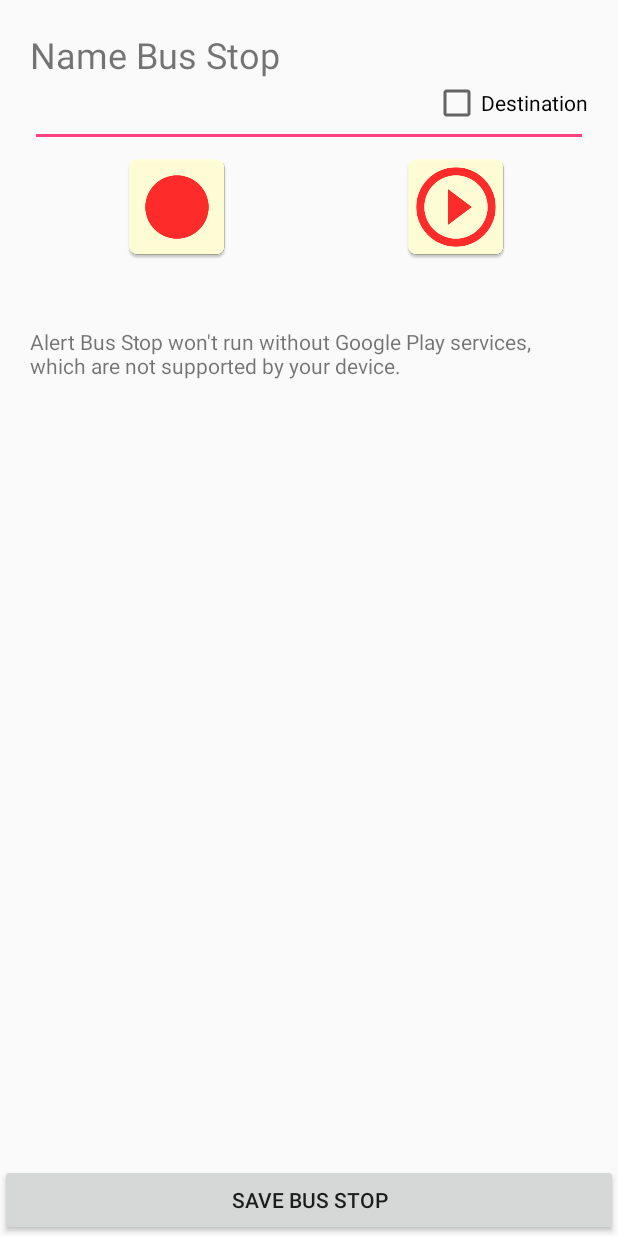
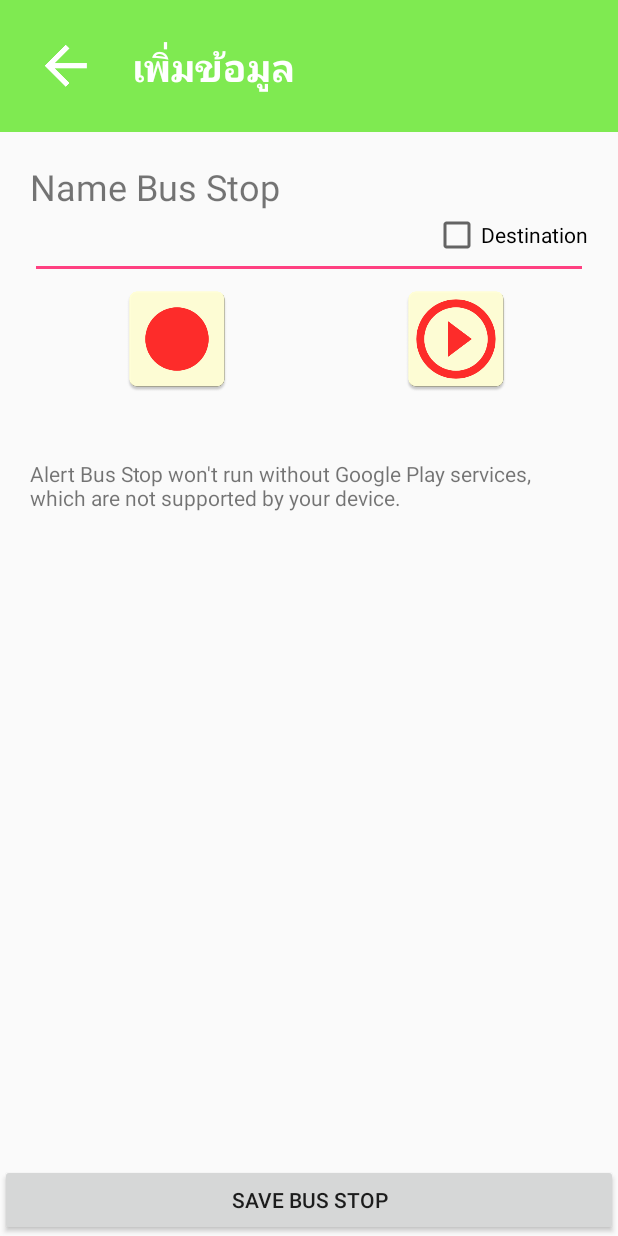
Before and after one commit to siriwimondao/AlertBusStop-20April-Toei, an Android app: the AddBusStop screen opened directly, with no data from a screen before it, on a phone screen of 412 x 824 dp. Run offline under Robolectric (Android 15) with nearby library versions, the phone set to English and light mode, and no system bars.

Commit message:
Back Controller OK

```diff
--- a/app/src/main/java/rsu/siriwimon/pakdeeporn/alertbusstop/AddBusStop.java
+++ b/app/src/main/java/rsu/siriwimon/pakdeeporn/alertbusstop/AddBusStop.java
@@ -27,7 +27,7 @@ public class AddBusStop extends FragmentActivity implements OnMapReadyCallback {
     private EditText editText;
     private Button button;
     private String nameBusStopString, pathAudioString;
-    private ImageView recodImageView, playimImageView;
+    private ImageView recodImageView, playimImageView, backImageView;
     private boolean aBoolean = true; // nonrecord sound
     private Uri uri;
     private double laStartADouble = 13.964987;
@@ -36,6 +36,9 @@ public class AddBusStop extends FragmentActivity implements OnMapReadyCallback {
     private boolean locationABoolean = true;
     private CheckBox checkBox;
     private int checkboxAnInt = 0;
+    private boolean editABoolean = false;
+    private String idString;
+    private String tag = "12AprilV2";
 
     @Override
     protected void onCreate(Bundle savedInstanceState) {
@@ -44,6 +47,19 @@ public class AddBusStop extends FragmentActivity implements OnMapReadyCallback {
 
         // Bind Widget
         bindWidget();
+
+        //From EditBusStop
+        fromEditBusStop();
+
+        //Back Controller
+        backImageView.setOnClickListener(new View.OnClickListener() {
+            @Override
+            public void onClick(View view) {
+                finish();
+            }
+        });
+
+
 
         //record controller
         recodImageView.setOnClickListener(new View.OnClickListener() {
@@ -116,12 +132,33 @@ public class AddBusStop extends FragmentActivity implements OnMapReadyCallback {
         mapFragment.getMapAsync(this);
     } // Main Method
 
+    private void fromEditBusStop() {
+
+        try {
+
+            editABoolean = getIntent().getBooleanExtra("Edit", false);
+            if (editABoolean) {
+                idString = getIntent().getStringExtra("id");
+                nameBusStopString = getIntent().getStringExtra("Name");
+            }
+
+            Log.d(tag, "id ==> " + idString);
+            editText.setText(nameBusStopString);
+
+
+        } catch (Exception e) {
+            Log.d(tag, "e fromEdit ==> " + e.toString());
+        }
+
+    }   // fromEditBusStop
+
     private void bindWidget() {
         editText = (EditText) findViewById(R.id.editText);
         button = (Button) findViewById(R.id.button2);
         recodImageView = (ImageView) findViewById(R.id.imageView);
         playimImageView = (ImageView) findViewById(R.id.imageView2);
         checkBox = (CheckBox) findViewById(R.id.checkBox1);
+        backImageView = (ImageView) findViewById(R.id.imvBack);
     }
 
     private void updateValuetoSQlite() {
--- a/app/src/main/java/rsu/siriwimon/pakdeeporn/alertbusstop/DeleteBusStop.java
+++ b/app/src/main/java/rsu/siriwimon/pakdeeporn/alertbusstop/DeleteBusStop.java
@@ -94,6 +94,7 @@ public class DeleteBusStop extends AppCompatActivity implements View.OnClickList
 
             });
 
+            cursor.close();
 
         } catch (Exception e) {
             Log.d(tag, "e createListView ==> " + e.toString());
--- a/app/src/main/res/layout/activity_edit_bus_stop.xml
+++ b/app/src/main/res/layout/activity_edit_bus_stop.xml
@@ -17,6 +17,7 @@
         android:layout_height="wrap_content">
 
         <ImageView
+            android:id="@+id/imvBack"
             android:src="@mipmap/ic_back"
             android:layout_width="wrap_content"
             android:layout_height="wrap_content" />
--- a/app/src/main/res/layout/my_addbusstop_layout.xml
+++ b/app/src/main/res/layout/my_addbusstop_layout.xml
@@ -3,6 +3,34 @@
     xmlns:app="http://schemas.android.com/apk/res-auto"
     xmlns:tools="http://schemas.android.com/tools"
     android:layout_width="match_parent" android:layout_height="match_parent">
+
+    <LinearLayout
+        android:id="@+id/linTop2"
+        android:background="@color/colorPrimary"
+        android:paddingTop="@dimen/padding2"
+        android:paddingBottom="@dimen/padding2"
+        android:paddingLeft="@dimen/padding2"
+        android:orientation="horizontal"
+        android:layout_width="match_parent"
+        android:layout_height="wrap_content">
+
+        <ImageView
+            android:id="@+id/imvBack"
+            android:src="@mipmap/ic_back"
+            android:layout_width="wrap_content"
+            android:layout_height="wrap_content" />
+
+        <TextView
+            android:layout_gravity="center_vertical"
+            android:layout_marginLeft="@dimen/padding2"
+            android:textColor="@color/white"
+            android:textStyle="bold"
+            android:text="@string/add"
+            android:textSize="@dimen/h1"
+            android:layout_width="wrap_content"
+            android:layout_height="wrap_content" />
+
+    </LinearLayout>
 
     <Button
         android:text="Save Bus Stop"
@@ -12,6 +40,7 @@
         android:layout_alignParentBottom="true" />
 
     <LinearLayout
+        android:layout_below="@+id/linTop2"
         android:orientation="vertical"
         android:layout_width="match_parent"
         android:layout_height="wrap_content"
@@ -97,4 +126,7 @@
             android:layout_height="match_parent"
             tools:context="rsu.siriwimon.pakdeeporn.alertbusstop.AddBusStop" />
     </LinearLayout>
+
+
+
 </RelativeLayout>
--- a/app/src/main/res/values/strings.xml
+++ b/app/src/main/res/values/strings.xml
@@ -10,4 +10,5 @@
     <string name="massage_mark">กรุณากำหนด ตำแหน่งของ ป้ายรถเมล์ โดยการคลิก ตำแหน่งบนแผนที่</string>
     <string name="delete">ลบป้ายโดยสาร</string>
     <string name="edit">แก้ไขป้ายโดยสาร</string>
+    <string name="add">เพิ่มข้อมูล</string>
 </resources>
```
Also changed, not shown: app/src/main/java/rsu/siriwimon/pakdeeporn/alertbusstop/EditBusStop.java (+80 -3 lines).
